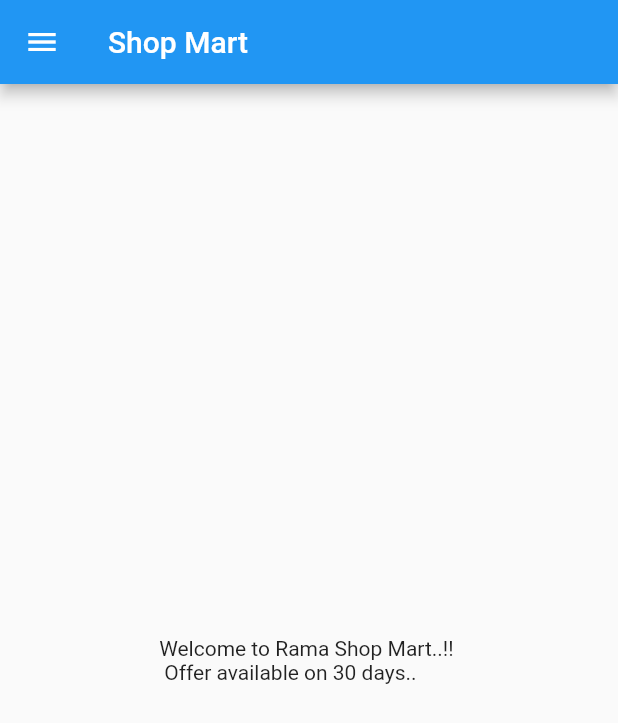
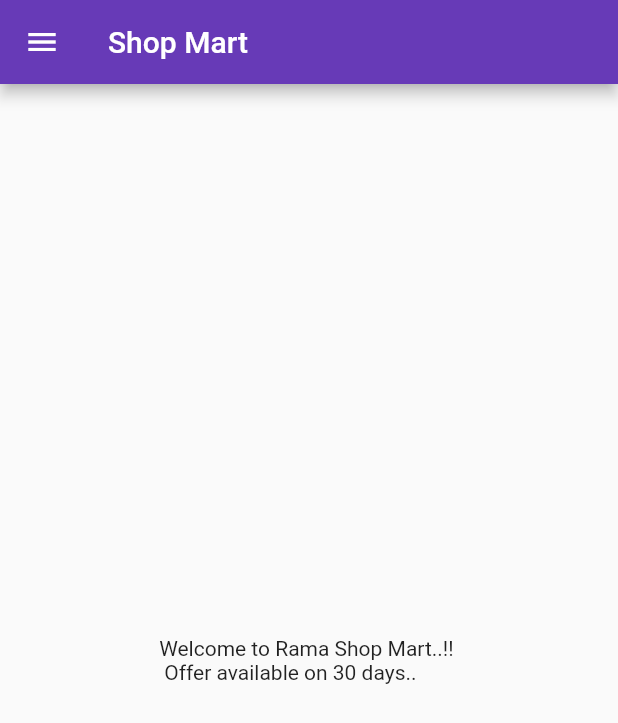
Before and after one commit to iramaprajapati/ShopMart, a Flutter app: the screen it shows after launch, on a phone screen of 412 x 824 dp. Shown: the top 723 px of the screen. Run offline on Flutter 3.47's test engine with Material 2 defaults, Android fonts, the light colour scheme and no system bars.

Commit message:
Day 3 Completed

```diff
--- a/lib/main.dart
+++ b/lib/main.dart
@@ -1,5 +1,6 @@
 import 'package:flutter/material.dart';
-import 'package:shop_mart/home_page.dart';
+import 'package:shop_mart/pages/home_page.dart';
+import 'package:shop_mart/pages/login_page.dart';
 
 void main() {
   runApp(ShopMart());
@@ -11,7 +12,15 @@ class ShopMart extends StatelessWidget {
   @override
   Widget build(BuildContext context) {
     return MaterialApp(
-      home: HomePage(),
+      themeMode: ThemeMode.light,
+      theme: ThemeData(primarySwatch: Colors.deepPurple),
+      darkTheme: ThemeData(brightness: Brightness.dark),
+      initialRoute: "/HomePage",
+      routes: {
+        "/": (context) => LoginPage(),
+        "/HomePage": (context) => HomePage(),
+        "/LoginPage": (context) => LoginPage(),
+      },
     );
   }
 }
```
Also changed, not shown: lib/pages/login_page.dart (added, +18 -0 lines), lib/pages/home_page.dart (renamed from lib/home_page.dart).
